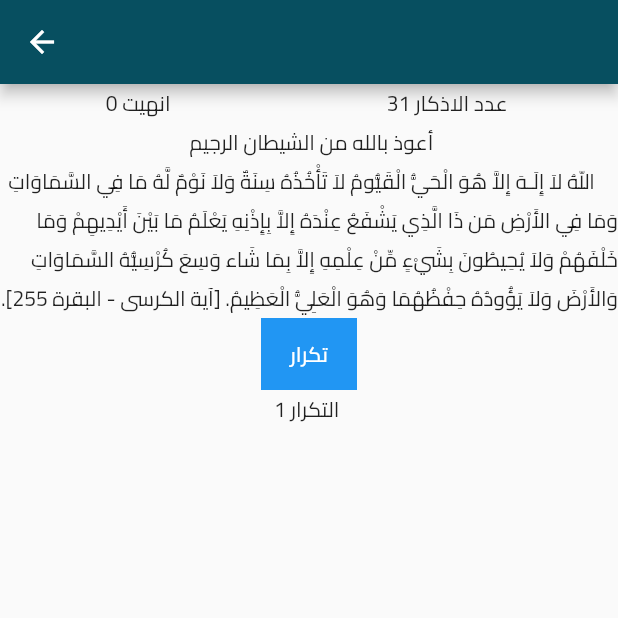
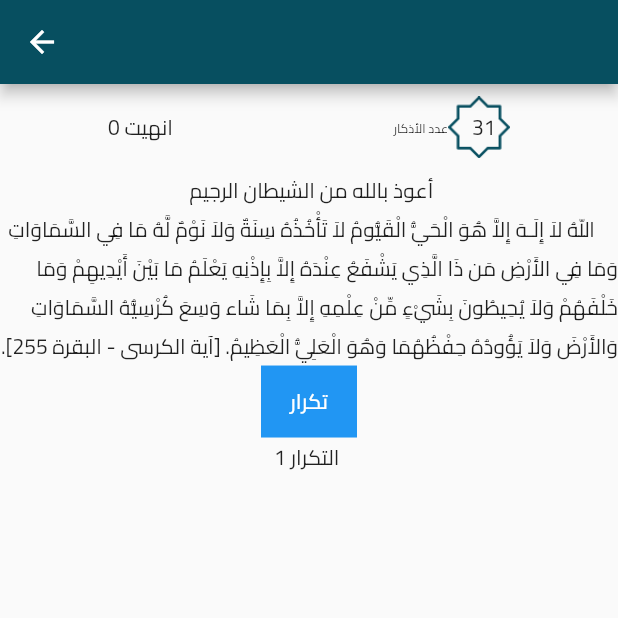
Before and after one commit to ZiadElsaadany/quran_project, a Flutter app: the AzkarDetailsView screen opened directly with empty values, after a tap on "تكرار", on a phone screen of 412 x 824 dp, the top half of it. Run offline on Flutter 3.47's test engine with Material 2 defaults, Android fonts, the phone set to English and light mode, and no system bars; statements that could not run were skipped.

```diff
--- /dev/null
+++ b/lib/view/azkar/azkar_details/azkar_details_view.dart
@@ -0,0 +1,27 @@
+import 'package:flutter/material.dart';
+import 'package:quran_project/constant/azkar.dart';
+import 'package:quran_project/view/widgets/custom_App_bar.dart';
+
+import 'azkar_details_view_body.dart';
+
+class AzkarDetailsView extends StatelessWidget {
+  const AzkarDetailsView(
+      {
+        Key? key,
+        required this.title,
+        required this.index,
+      }
+      ) : super(key: key);
+final String title;
+final int index;
+
+  @override
+  Widget build(BuildContext context) {
+    return Scaffold(
+      appBar: customAppBar(context, title),
+body:  AzkarDetailsViewBody(
+indexOfZekr: index,
+),
+    );
+  }
+}
--- /dev/null
+++ b/lib/view/azkar/azkar_details/azkar_details_view_body.dart
@@ -0,0 +1,106 @@
+import 'package:flutter/material.dart';
+import 'package:quran_project/constant/images_constant.dart';
+import 'package:quran_project/constant/size_constant.dart';
+
+import '../../../constant/azkar.dart';
+
+class AzkarDetailsViewBody extends StatefulWidget {
+  const AzkarDetailsViewBody({Key? key, required this.indexOfZekr}) : super(key: key);
+  final int  indexOfZekr ; // what is the zekr
+
+  @override
+  State<AzkarDetailsViewBody> createState() => _AzkarDetailsViewBodyState();
+}
+
+
+class _AzkarDetailsViewBodyState extends State<AzkarDetailsViewBody> {
+  int index= 0 ; // index of each zekr
+  int finishZekr= 0;
+
+
+  @override
+  Widget build(BuildContext context) {
+
+    return Directionality(
+      textDirection: TextDirection.rtl,
+      child: Column(
+        children: [
+
+          Row(
+            mainAxisAlignment: MainAxisAlignment.spaceAround,
+            children: [
+              Row(
+                children: [
+                  Stack(
+                    alignment: Alignment.center,
+                    children: [
+                      Image.asset(ImageConstant.itar,
+                      height: returnHeightMediaQuery(ctx: context, size: 0.07),
+                        width: returnWidthMediaQuery(ctx: context, size: 0.1),
+
+                      ),
+                      Text('${  azkarList[widget.indexOfZekr]['azkar1'].length}  '),
+                    ],
+                  ),
+                   Text('عدد الأذكار',
+                  style: TextStyle(
+                    fontSize: returnHeightMediaQuery(ctx: context, size:0.01 )
+                  ),
+                  )
+                ],
+              ),
+              Text( ' انهيت $finishZekr') ,
+
+            ],
+          ),
+
+          Text( azkarList[widget.indexOfZekr]['azkar1'][index]['adi1'] ?? '',
+
+          ),
+          Text( azkarList[widget.indexOfZekr]['azkar1'][index]['adi']??'') ,
+
+
+
+          Container(
+            decoration: const BoxDecoration(
+                color: Colors.blue
+            ),
+            child: TextButton(
+
+              child: const Text('تكرار',style: TextStyle(color: Colors.white),
+
+              ),
+              onPressed: ( ) {
+                debugPrint ('finish = $finishZekr');
+                if(azkarList[widget.indexOfZekr]['azkar1'][index]['number'] > 0  ) {
+                  azkarList[widget.indexOfZekr]['azkar1'][index]['number']-- ;
+                  index++;
+                }
+                if(index<azkarList[widget.indexOfZekr]['azkar1'].length  &&  azkarList[widget.indexOfZekr]['azkar1'][index]['number']==0
+                    && finishZekr >= azkarList[widget.indexOfZekr]['azkar1'].length
+                ){
+                  finishZekr ++;
+                  if(index<azkarList[widget.indexOfZekr]['azkar1'].length-1) {
+                    index++;
+                  }
+                }
+                if(finishZekr >= azkarList[widget.indexOfZekr]['azkar1'].length ){
+                  return ;
+                }
+                setState(() {});
+              },
+
+            ),
+          ),
+          Row(
+            mainAxisAlignment: MainAxisAlignment.spaceAround,
+            children: [
+              Text( ' التكرار ${  azkarList[widget.indexOfZekr]['azkar1'][index]['number']}') ,
+
+            ],
+          ),
+        ],
+      ),
+    );
+  }
+}
--- a/lib/view/azkar/azkar_details_view.dart
+++ /dev/null
@@ -1,103 +0,0 @@
-import 'package:flutter/material.dart';
-import 'package:quran_project/constant/azkar.dart';
-import 'package:quran_project/view/widgets/custom_App_bar.dart';
-
-class AzkarDetailsView extends StatelessWidget {
-  const AzkarDetailsView(
-      {
-        Key? key,
-        required this.title,
-        required this.index,
-      }
-      ) : super(key: key);
-final String title;
-final int index;
-
-  @override
-  Widget build(BuildContext context) {
-    return Scaffold(
-      appBar: customAppBar(context, title),
-body:  AzkarDetailsViewBody(
-indexOfZekr: index,
-),
-    );
-  }
-}
-class AzkarDetailsViewBody extends StatefulWidget {
-  const AzkarDetailsViewBody({Key? key, required this.indexOfZekr}) : super(key: key);
-  final int  indexOfZekr ;
-
-  @override
-  State<AzkarDetailsViewBody> createState() => _AzkarDetailsViewBodyState();
-}
-
-
-class _AzkarDetailsViewBodyState extends State<AzkarDetailsViewBody> {
-  int index= 0 ;
-  int finishZekr= 0;
-  @override
-  Widget build(BuildContext context) {
-
-    return Directionality(
-      textDirection: TextDirection.rtl,
-      child: Column(
-        children: [
-
-          Row(
-            mainAxisAlignment: MainAxisAlignment.spaceAround,
-            children: [
-              Text( ' عدد الاذكار ${  azkarList[widget.indexOfZekr]['azkar1'].length}') ,
-              Text( ' انهيت $finishZekr') ,
-
-            ],
-          ),
-
-          Text( azkarList[widget.indexOfZekr]['azkar1'][index]['adi1'] ?? '',
-
-          ),
-          Text( azkarList[widget.indexOfZekr]['azkar1'][index]['adi']??'') ,
-
-
-
-          Container(
-            decoration: const BoxDecoration(
-              color: Colors.blue
-            ),
-            child: TextButton(
-
-              child: Text('تكرار',style: TextStyle(color: Colors.white),
-
-              ),
-              onPressed: ( ) {
-                debugPrint ('finish = $finishZekr');
-                if(azkarList[widget.indexOfZekr]['azkar1'][index]['number']> 0  ) {
-                  azkarList[widget.indexOfZekr]['azkar1'][index]['number']-- ;
-                }
-               if(index<azkarList[widget.indexOfZekr]['azkar1'].length  &&  azkarList[widget.indexOfZekr]['azkar1'][index]['number']==0
-               && finishZekr >= azkarList[widget.indexOfZekr]['azkar1'].length
-               ){
-                 finishZekr ++;
-                 if(index<azkarList[widget.indexOfZekr]['azkar1'].length-1) {
-                   index++;
-                 }
-               }
-               if(finishZekr >= azkarList[widget.indexOfZekr]['azkar1'].length ){
-                 return ;
-               }
-                setState(() {});
-              },
-
-            ),
-          ),
-          Row(
-            mainAxisAlignment: MainAxisAlignment.spaceAround,
-            children: [
-              Text( ' التكرار ${  azkarList[widget.indexOfZekr]['azkar1'][index]['number']}') ,
-
-            ],
-          ),
-        ],
-      ),
-    );
-  }
-}
--- a/lib/view/azkar/azkar_name_widget.dart
+++ b/lib/view/azkar/azkar_name_widget.dart
@@ -3,7 +3,7 @@ import 'package:flutter/material.dart';
 import 'package:quran_project/constant/color_constant.dart';
 import 'package:quran_project/constant/images_constant.dart';
 import 'package:quran_project/constant/size_constant.dart';
-import 'package:quran_project/view/azkar/azkar_details_view.dart';
+import 'package:quran_project/view/azkar/azkar_details/azkar_details_view.dart';
 import '../../constant/azkar.dart';
 import '../../models/zekr_model.dart';
 
--- a/lib/view/azkar/azkar_view.dart
+++ b/lib/view/azkar/azkar_view.dart
@@ -1,4 +1,5 @@
 import 'package:flutter/material.dart';
+import 'package:quran_project/view/widgets/custom_App_bar.dart';
 
 import 'azkar_view_body.dart';
 
@@ -7,6 +8,9 @@ class AzkarView extends StatelessWidget {
 static const String id=  'Azkar View';
   @override
   Widget build(BuildContext context) {
-    return  const AzkarViewBody();
+    return   Scaffold(
+      appBar: customAppBar(context, 'أذكار المسلم'),
+      body: const AzkarViewBody(),
+    );
   }
 }
```
Also changed, not shown: lib/view/home/custom_bottom_nav_bar.dart (+8 -1 lines), lib/view/home/custom_home_card_widget.dart (+6 -4 lines), lib/view/home/home_view.dart (+4 -4 lines), lib/view/more/more_view.dart (added, +12 -0 lines), lib/view/more/more_view_body.dart (added, +41 -0 lines), lib/view/quran/names/names_quran_view.dart (+4 -3 lines), lib/view/home/home_view_body.dart (indentation only).
